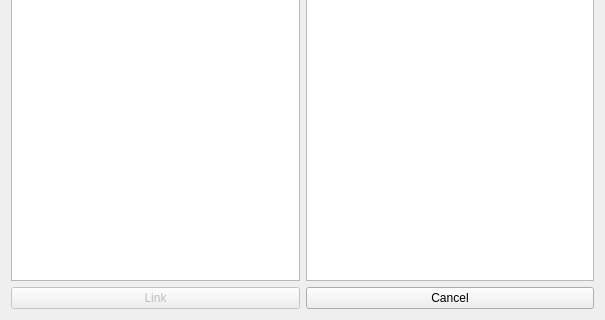
Kristian15/VLN1-Hopur32, file VLN1-H32/addlinkdialog.ui: the form before one commit; both pictures show x 0 to 605 and y 180 to 500 of the 605 by 500 pixel window.
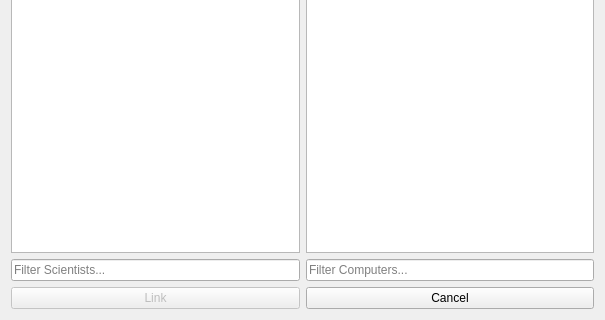
The form after the commit.

The edit to the form file:
```diff
--- a/VLN1-H32/addlinkdialog.ui
+++ b/VLN1-H32/addlinkdialog.ui
@@ -87,6 +87,37 @@
        </item>
       </layout>
      </item>
+     <item>
+      <layout class="QHBoxLayout" name="horizontalLayout_4">
+       <item>
+        <widget class="QLineEdit" name="input_filterScientists">
+         <property name="font">
+          <font>
+           <pointsize>9</pointsize>
+          </font>
+         </property>
+         <property name="text">
+          <string/>
+         </property>
+         <property name="placeholderText">
+          <string>Filter Scientists...</string>
+         </property>
+        </widget>
+       </item>
+       <item>
+        <widget class="QLineEdit" name="input_filterComputers">
+         <property name="font">
+          <font>
+           <pointsize>9</pointsize>
+          </font>
+         </property>
+         <property name="placeholderText">
+          <string>Filter Computers...</string>
+         </property>
+        </widget>
+       </item>
+      </layout>
+     </item>
      <item>
       <layout class="QHBoxLayout" name="horizontalLayout_2">
        <item>
```
